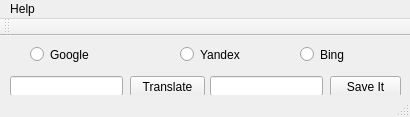
Old version of the form Windows/isichazamazwi/isichazamazwi.ui in the repository straceX/isichazamazwi.
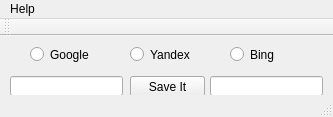
New version of the form. Icons and pictures are not drawn.

What changed in the file:
```diff
--- a/Windows/isichazamazwi/isichazamazwi.ui
+++ b/Windows/isichazamazwi/isichazamazwi.ui
@@ -9,19 +9,19 @@
    <rect>
     <x>0</x>
     <y>0</y>
-    <width>410</width>
+    <width>333</width>
     <height>117</height>
    </rect>
   </property>
   <property name="minimumSize">
    <size>
-    <width>410</width>
+    <width>333</width>
     <height>117</height>
    </size>
   </property>
   <property name="maximumSize">
    <size>
-    <width>410</width>
+    <width>333</width>
     <height>117</height>
    </size>
   </property>
@@ -100,7 +100,7 @@
    <widget class="QRadioButton" name="rbtn_yandex">
     <property name="geometry">
      <rect>
-      <x>180</x>
+      <x>130</x>
       <y>10</y>
       <width>82</width>
       <height>17</height>
@@ -113,7 +113,7 @@
    <widget class="QRadioButton" name="rbtn_bing">
     <property name="geometry">
      <rect>
-      <x>300</x>
+      <x>230</x>
       <y>10</y>
       <width>82</width>
       <height>17</height>
@@ -126,9 +126,9 @@
    <widget class="QPushButton" name="btn_save_it">
     <property name="geometry">
      <rect>
-      <x>330</x>
+      <x>130</x>
       <y>40</y>
-      <width>71</width>
+      <width>75</width>
       <height>21</height>
      </rect>
     </property>
@@ -142,7 +142,7 @@
     <rect>
      <x>0</x>
      <y>0</y>
-     <width>410</width>
+     <width>333</width>
      <height>21</height>
     </rect>
    </property>
```
